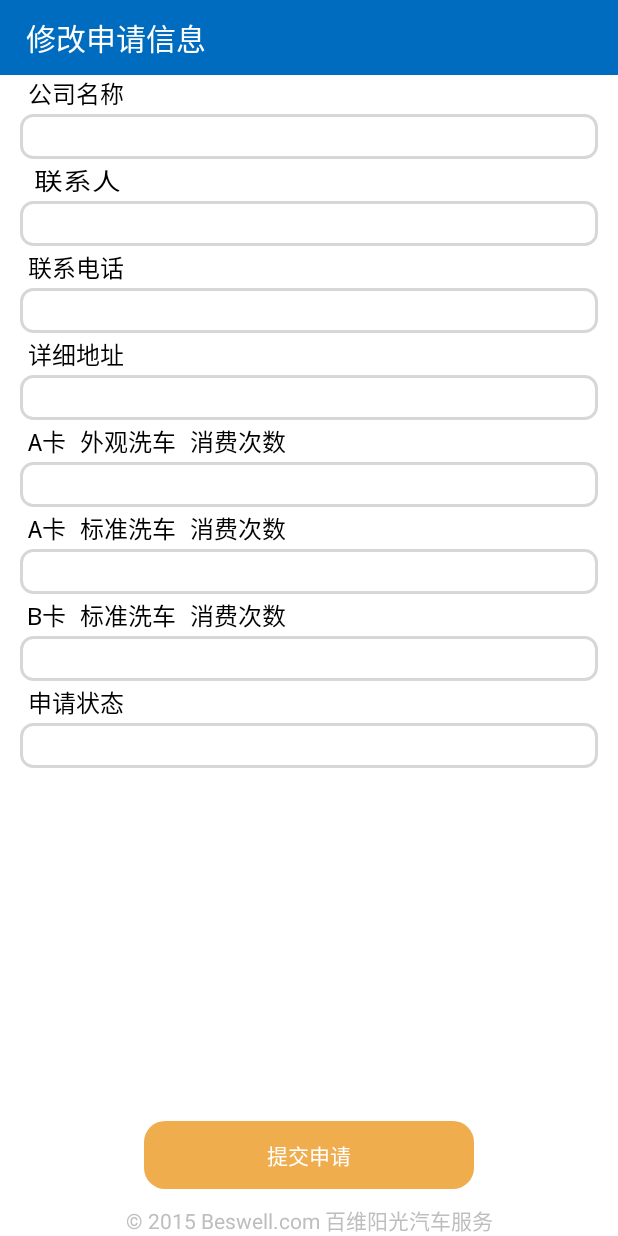
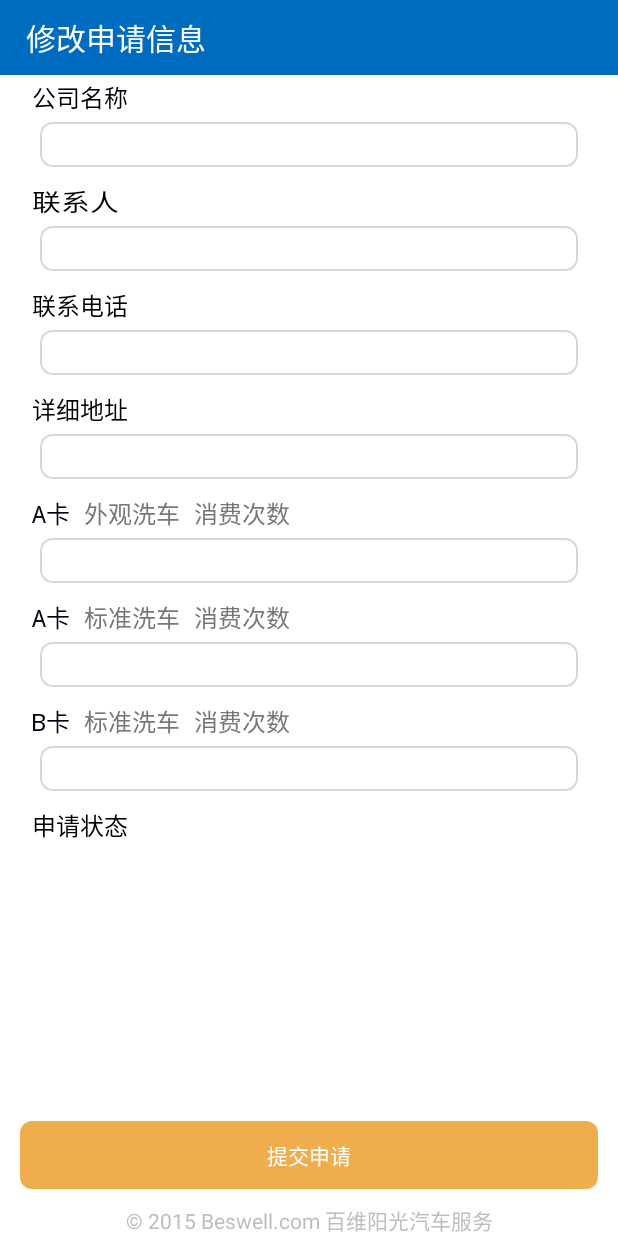
Before and after one commit to lorlor/beswell_alliance, an Android app: the SetPostOps screen opened directly, with no data from a screen before it, on a phone screen of 412 x 824 dp. Run offline under Robolectric (Android 15) with nearby library versions, the phone set to English and light mode, and no system bars; pictures from the network do not load; 13 statements that could not run were skipped.

Commit message:
添加了对mdpi的支持，对于hdip的密度支持480x800以及720x1280

```diff
--- a/app/src/main/AndroidManifest.xml
+++ b/app/src/main/AndroidManifest.xml
@@ -35,6 +35,7 @@
 
                 <category android:name="android.intent.category.LAUNCHER" />
             </intent-filter>
+
         </activity>
         <activity
             android:name=".MainScreen"
@@ -50,6 +51,7 @@
             android:name=".ShowQueryRes"
             android:label="@string/title_activity_show_query_res"
             android:theme="@style/QueryResStyle">
+
         </activity>
         <activity
             android:name=".SetPostOps"
--- a/app/src/main/java/com/beswell/beswell_al/SetPostOps.java
+++ b/app/src/main/java/com/beswell/beswell_al/SetPostOps.java
@@ -7,6 +7,7 @@ import android.location.LocationManager;
 import android.os.AsyncTask;
 import android.support.v7.app.ActionBarActivity;
 import android.os.Bundle;
+import android.text.Html;
 import android.util.Log;
 import android.view.Menu;
 import android.view.MenuItem;
@@ -15,6 +16,7 @@ import android.view.Window;
 import android.view.WindowManager;
 import android.widget.Button;
 import android.widget.EditText;
+import android.widget.TextView;
 import android.widget.Toast;
 
 import org.ksoap2.SoapEnvelope;
@@ -39,8 +41,17 @@ public class SetPostOps extends Activity {
     public EditText cca;
     public EditText cca2;
     public EditText ccb;
-    public EditText st;
+//    public EditText st;
     public Button submit;
+
+    public TextView tv_shopname;
+    public TextView tv_person;
+    public TextView tv_phone;
+    public TextView tv_shoploc;
+    public TextView tv_cca;
+    public TextView tv_cca2;
+    public TextView tv_ccb;
+    public TextView state;
 
     public Intent intent;
     public LocationManager lm;
@@ -78,7 +89,28 @@ public class SetPostOps extends Activity {
         cca = (EditText)findViewById(R.id.set_cca);
         cca2 = (EditText)findViewById(R.id.set_cca2);
         ccb = (EditText)findViewById(R.id.set_ccb);
-        st = (EditText)findViewById(R.id.set_st);
+//        st = (EditText)findViewById(R.id.set_st);
+
+        state = (TextView)findViewById(R.id.state);
+        tv_shopname = (TextView)findViewById(R.id.shopName);
+        tv_person = (TextView)findViewById(R.id.person);
+        tv_phone = (TextView)findViewById(R.id.phone);
+        tv_shoploc = (TextView)findViewById(R.id.address);
+        tv_cca = (TextView)findViewById(R.id.aa);
+        tv_cca2 = (TextView)findViewById(R.id.as);
+        tv_ccb = (TextView)findViewById(R.id.bs);
+
+        tv_shopname.setPadding(12, 4, 0, 4);
+        tv_person.setPadding(12, 4, 0, 4);
+        tv_phone.setPadding(12, 4, 0, 4);
+        tv_shoploc.setPadding(12, 4, 0, 4);
+        tv_cca.setPadding(12, 4, 0, 4);
+        tv_cca.setText(Html.fromHtml("<font color=\"#111\">A卡</font> <font color=\"#777777\">外观洗车 消费次数</font>"));
+        tv_cca2.setPadding(12, 4, 0, 4);
+        tv_cca2.setText(Html.fromHtml("<font color=\"#111\">A卡</font> <font color=\"#777777\">标准洗车 消费次数</font>"));
+        tv_ccb.setPadding(12, 4, 0, 4);
+        tv_ccb.setText(Html.fromHtml("<font color=\"#111\">B卡</font> <font color=\"#777777\">标准洗车 消费次数</font>"));
+        state.setPadding(12, 4, 0, 4);
 
         setBackground();
 
@@ -122,8 +154,8 @@ public class SetPostOps extends Activity {
         ccb.setBackgroundResource(R.drawable.set_post);
         ccb.setPadding(12, 4, 0, 4);
 
-        st.setBackgroundResource(R.drawable.set_post);
-        st.setPadding(12, 4, 0, 4);
+//        st.setBackgroundResource(R.drawable.set_post);
+//        st.setPadding(12, 4, 0, 4);
     }
 
 /*    @Override
@@ -181,7 +213,7 @@ public class SetPostOps extends Activity {
             int cca_i = Integer.parseInt(cca.getText().toString());
             int cca2_i = Integer.parseInt(cca2.getText().toString());
             int ccb_i = Integer.parseInt(ccb.getText().toString());
-            String st_str = st.getText().toString();
+//            String st_str = st.getText().toString();
 
             SoapObject request = new SoapObject(nameSpace, methodName);
             // bind parameters here.
@@ -230,18 +262,19 @@ public class SetPostOps extends Activity {
         cca.setText(elems[4]);
         cca2.setText(elems[5]);
         ccb.setText(elems[6]);
-        st.setText(getState(elems[7]));
+//        st.setText(getState(elems[7]));
+        state.setText(Html.fromHtml("<font size=\"16dp\">审核状态：</font>" + getState(elems[7])));
         Log.d("State of Check >>>>>>>> ", elems[7] + "");
     }
 
     public String getState(String type){
         switch (type){
             case "0":
-                return "未审核";
+                return "<font color=\"red\">未审核</font>";
             case "1":
-                return "已审核";
+                return "<font color=\"green\">已审核</font>";
             default:
-                return "未知状态";
+                return "<font color=\"green\">未知状态</font>";
         }
     }
 }
--- a/app/src/main/res/drawable/set_post.xml
+++ b/app/src/main/res/drawable/set_post.xml
@@ -6,7 +6,7 @@
 
     <stroke
         android:color="#d7d7d7"
-        android:width="2dp"/>
+        android:width="1dp"/>
 
     <size
         android:width="400px"/>
--- a/app/src/main/res/drawable/set_query.xml
+++ b/app/src/main/res/drawable/set_query.xml
@@ -4,7 +4,7 @@
         <shape xmlns:android="http://schemas.android.com/apk/res/android">
 
             <corners
-                android:radius="14dp"/>
+                android:radius="12px"/>
 
             <solid
                 android:color="#f0ad4e"/>
@@ -20,7 +20,7 @@
         <shape xmlns:android="http://schemas.android.com/apk/res/android">
 
             <corners
-                android:radius="14dp"/>
+                android:radius="12px"/>
 
             <gradient
                 android:centerColor="#f0ad4e"
--- a/app/src/main/res/layout/activity_login.xml
+++ b/app/src/main/res/layout/activity_login.xml
@@ -72,7 +72,10 @@
         android:background="@drawable/login_style"
         android:layout_marginTop="@dimen/login_marginTop"
         android:layout_below="@+id/AlLoginPasswd"
-        android:layout_centerHorizontal="true" />
+        android:layout_alignLeft="@+id/AlLoginPasswd"
+        android:layout_alignStart="@+id/AlLoginPasswd"
+        android:layout_alignRight="@+id/AlLoginPasswd"
+        android:layout_alignEnd="@+id/AlLoginPasswd" />
 
     <TextView
         android:id="@+id/copyright_info"
--- a/app/src/main/res/layout/activity_set_post_ops.xml
+++ b/app/src/main/res/layout/activity_set_post_ops.xml
@@ -12,7 +12,9 @@
         android:id="@+id/set_cont"
         android:layout_above="@+id/set_divider"
         android:layout_width="fill_parent"
-        android:layout_height="wrap_content">
+        android:layout_height="wrap_content"
+        android:layout_marginLeft="13dp"
+        android:layout_marginRight="13dp">
 
         <RelativeLayout
             android:orientation="vertical"
@@ -22,7 +24,7 @@
             <!--1-->
             <TextView
                 android:id="@+id/shopName"
-                android:text="  公司名称"
+                android:text="公司名称"
                 android:layout_width="match_parent"
                 android:layout_height="wrap_content"
                 android:typeface="monospace"
@@ -32,6 +34,7 @@
                 android:gravity="center_vertical"
                 android:paddingTop="2dp"
                 android:paddingBottom="2dp"
+                android:paddingLeft="12dp"
                 android:textSize="16sp" />
             <EditText
                 android:id="@+id/set_shopname"
@@ -51,9 +54,10 @@
 
             <!--2-->
             <TextView
+                android:layout_marginTop="6dp"
                 android:id="@+id/person"
                 android:layout_below="@+id/set_shopname"
-                android:text="  联系人"
+                android:text="联系人"
                 android:layout_width="match_parent"
                 android:layout_height="wrap_content"
                 android:textScaleX="1.2"
@@ -83,9 +87,10 @@
 
             <!--3-->
             <TextView
+                android:layout_marginTop="6dp"
                 android:layout_below="@+id/set_contactperson"
                 android:id="@+id/phone"
-                android:text="  联系电话"
+                android:text="联系电话"
                 android:layout_width="match_parent"
                 android:layout_height="wrap_content"
                 android:typeface="monospace"
@@ -114,9 +119,10 @@
 
             <!--4-->
             <TextView
+                android:layout_marginTop="6dp"
                 android:layout_below="@+id/set_contactphone"
                 android:id="@+id/address"
-                android:text="  详细地址"
+                android:text="详细地址"
                 android:layout_width="match_parent"
                 android:layout_height="wrap_content"
                 android:textColor="#000"
@@ -145,9 +151,10 @@
 
             <!--5-->
             <TextView
+                android:layout_marginTop="6dp"
                 android:layout_below="@+id/set_shoploc"
                 android:id="@+id/aa"
-                android:text="  A卡 外观洗车 消费次数"
+                android:text="A卡 外观洗车 消费次数"
                 android:layout_width="match_parent"
                 android:layout_height="wrap_content"
                 android:typeface="monospace"
@@ -177,9 +184,10 @@
 
             <!--6-->
             <TextView
+                android:layout_marginTop="6dp"
                 android:layout_below="@+id/set_cca"
                 android:id="@+id/as"
-                android:text="  A卡 标准洗车 消费次数"
+                android:text="A卡 标准洗车 消费次数"
                 android:layout_width="match_parent"
                 android:layout_height="wrap_content"
                 android:textColor="#000"
@@ -208,9 +216,10 @@
 
             <!--7-->
             <TextView
+                android:layout_marginTop="6dp"
                 android:layout_below="@+id/set_cca2"
                 android:id="@+id/bs"
-                android:text="  B卡 标准洗车 消费次数"
+                android:text="B卡 标准洗车 消费次数"
                 android:layout_width="match_parent"
                 android:layout_height="wrap_content"
                 android:typeface="monospace"
@@ -239,10 +248,11 @@
 
             <!--8-->
             <TextView
+                android:layout_marginTop="6dp"
                 android:layout_below="@+id/set_ccb"
                 android:background="#fff"
                 android:id="@+id/state"
-                android:text="  申请状态"
+                android:text="申请状态"
                 android:layout_width="match_parent"
                 android:layout_height="wrap_content"
                 android:textColor="#000"
@@ -255,7 +265,7 @@
                 android:layout_alignParentStart="true"
                 android:textSize="16sp" />
 
-            <EditText
+<!--            <EditText
                 android:layout_below="@+id/state"
                 android:editable="false"
                 android:id="@+id/set_st"
@@ -272,7 +282,7 @@
                 android:layout_marginBottom="2dp"
                 android:minHeight="30dp"
                 android:layout_marginLeft="20px"
-                android:layout_marginRight="20px" />
+                android:layout_marginRight="20px" />-->
 
 
         </RelativeLayout>
@@ -296,7 +306,10 @@
         android:textColor="#fff"
         android:layout_marginBottom="10dp"
         android:layout_above="@+id/cr_infoq"
-        android:layout_centerHorizontal="true" />
+        android:layout_alignLeft="@+id/set_cont"
+        android:layout_alignStart="@+id/set_cont"
+        android:layout_alignRight="@+id/set_cont"
+        android:layout_alignEnd="@+id/set_cont" />
 
     <TextView
         android:id="@+id/cr_infoq"
--- a/app/src/main/res/layout/activity_show_query_res.xml
+++ b/app/src/main/res/layout/activity_show_query_res.xml
@@ -14,7 +14,8 @@
     <LinearLayout
         android:orientation="horizontal"
         android:layout_width="match_parent"
-        android:layout_height="wrap_content">
+        android:layout_height="wrap_content"
+        android:minHeight="40dp">
 
         <Button
             android:id="@+id/all"
--- a/app/src/main/res/values-normal-mdpi/dimens.xml
+++ b/app/src/main/res/values-normal-hdpi-480x800/dimens.xml
@@ -4,9 +4,9 @@
          would include 7" and 10" devices in landscape (~960dp and ~1280dp respectively). -->
     <dimen name="activity_horizontal_margin">64dp</dimen>
     <dimen name="login_marginTop">12dp</dimen>
-    <dimen name="usr_marginTop">60dp</dimen>
+    <dimen name="usr_marginTop">45dp</dimen>
     <dimen name="pwd_marginTop">12dp</dimen>
     <dimen name="copyright_info">10sp</dimen>
-    <dimen name="refresh_len">440px</dimen>
+    <dimen name="refresh_len">290dp</dimen>
     <dimen name="query_len">500px</dimen>
 </resources>
--- a/app/src/main/res/values-normal-xhdpi/dimens.xml
+++ b/app/src/main/res/values-normal-hdpi-540x960/dimens.xml
@@ -2,9 +2,9 @@
 <resources>
     <dimen name="activity_horizontal_margin">64dp</dimen>
     <dimen name="login_marginTop">20dp</dimen>
-    <dimen name="usr_marginTop">90dp</dimen>
+    <dimen name="usr_marginTop">120dp</dimen>
     <dimen name="pwd_marginTop">20dp</dimen>
     <dimen name="copyright_info">10sp</dimen>
-    <dimen name="refresh_len">400dp</dimen>
-    <dimen name="query_len">500px</dimen>
+    <dimen name="refresh_len">385dp</dimen>
+    <dimen name="query_len">490dp</dimen>
 </resources>
--- a/app/src/main/res/values-normal-hdpi/dimens.xml
+++ b/app/src/main/res/values-normal-xhdpi-720x1280/dimens.xml
@@ -2,9 +2,9 @@
 <resources>
     <dimen name="activity_horizontal_margin">64dp</dimen>
     <dimen name="login_marginTop">20dp</dimen>
-    <dimen name="usr_marginTop">120dp</dimen>
+    <dimen name="usr_marginTop">90dp</dimen>
     <dimen name="pwd_marginTop">20dp</dimen>
     <dimen name="copyright_info">10sp</dimen>
-    <dimen name="refresh_len">385dp</dimen>
-    <dimen name="query_len">500px</dimen>
+    <dimen name="refresh_len">400dp</dimen>
+    <dimen name="query_len">490dp</dimen>
 </resources>
--- a/app/src/main/res/values-normal-xxhdpi/dimens.xml
+++ b/app/src/main/res/values-normal-xxhdpi/dimens.xml
@@ -5,6 +5,6 @@
     <dimen name="usr_marginTop">120dp</dimen>
     <dimen name="pwd_marginTop">20dp</dimen>
     <dimen name="copyright_info">10sp</dimen>
-    <dimen name="refresh_len">435dp</dimen>
-    <dimen name="query_len">500px</dimen>
+    <dimen name="refresh_len">430dp</dimen>
+    <dimen name="query_len">530dp</dimen>
 </resources>
```
Also changed, not shown: app/src/main/java/com/beswell/beswell_al/LoginActivity.java (+12 -10 lines), app/src/main/java/com/beswell/beswell_al/MainScreen.java (+33 -4 lines), app/src/main/java/com/beswell/beswell_al/ShowQueryRes.java (+12 -12 lines), app/src/main/res/layout/activity_show_hist_res.xml (+8 -5 lines).
